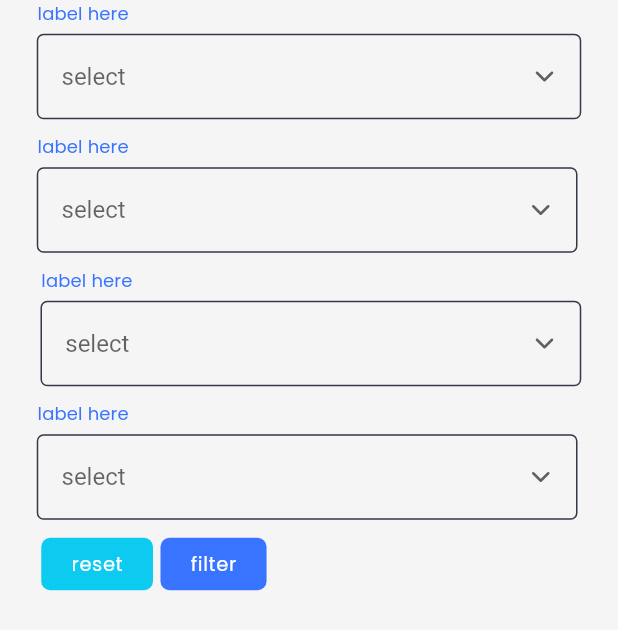
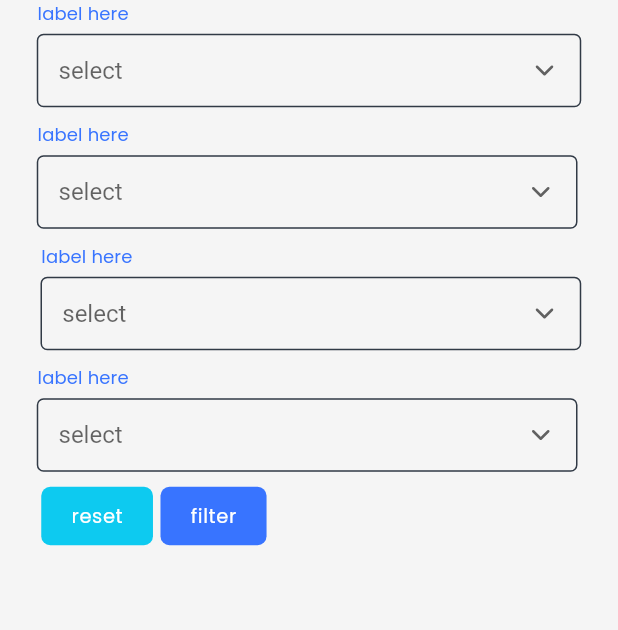
Before and after one commit to Amina-UC-Dev/web-test, a Flutter app: the NewsFeedsArticlesFilterWidget widget shown alone on an empty page, opened directly with empty values, on a phone screen of 412 x 824 dp. Shown: the top 630 px of the screen. Run offline on Flutter 3.47's test engine with Material 2 defaults, Android fonts, the phone set to English and light mode, and no system bars; our stand-ins replace flutter_svg, fluttertoast, get, google_fonts, lucide_icons, shared_preferences and 3 more; accounts and stored records are empty; project files that could hold a hidden picture were left out.

Commit message:
updated codes

```diff
--- a/lib/screen/news_feeds/news_feeds_articles/widget/news_feeds_articles_widgets.dart
+++ b/lib/screen/news_feeds/news_feeds_articles/widget/news_feeds_articles_widgets.dart
@@ -230,7 +230,7 @@ class NewsFeedsArticlesFilterWidget extends StatelessWidget {
                               border: outlineInputBorder(dark),
                               enabledBorder: outlineInputBorder(dark),
                               focusedBorder: focusedInputBorder,
-                              contentPadding: MySpacing.all(16),
+                              contentPadding: MySpacing.xy(14, 12),
                               isCollapsed: true,
                               floatingLabelBehavior: FloatingLabelBehavior.never),
                           onChanged: newsFeedsPro.onChangeLabelType)
@@ -248,7 +248,7 @@ class NewsFeedsArticlesFilterWidget extends StatelessWidget {
                   MyButton(
                     onPressed: () {},
                     elevation: 0,
-                    padding: MySpacing.xy(20, 16),
+                    padding: MySpacing.xy(20, 18),
                     backgroundColor: Colours().info,
                     borderRadiusAll: 6,
                     child: Text("reset",
@@ -262,7 +262,7 @@ class NewsFeedsArticlesFilterWidget extends StatelessWidget {
                   MyButton(
                     onPressed: () {},
                     elevation: 0,
-                    padding: MySpacing.xy(20, 16),
+                    padding: MySpacing.xy(20, 18),
                     backgroundColor: Colours().blue,
                     borderRadiusAll: 6,
                     child: Text("filter",
@@ -450,7 +450,7 @@ class FormDummy extends StatelessWidget {
                               border: outlineInputBorder(dark),
                               enabledBorder: outlineInputBorder(dark),
                               focusedBorder: focusedInputBorder,
-                              contentPadding: MySpacing.all(16),
+                              contentPadding: MySpacing.xy(15, 14),
                               isCollapsed: true,
                               floatingLabelBehavior: FloatingLabelBehavior.never),
                           onChanged: newsFeedsPro.onChangeLabelType,
--- a/lib/screen/reports/user_registration_report/widget/user_registration_report_widgets.dart
+++ b/lib/screen/reports/user_registration_report/widget/user_registration_report_widgets.dart
@@ -126,7 +126,7 @@ class UserRegistartionReportFilterWidget extends StatelessWidget {
                                 border: outlineInputBorder(dark),
                                 enabledBorder: outlineInputBorder(dark),
                                 focusedBorder: focusedInputBorder,
-                                contentPadding: MySpacing.all(16),
+                                contentPadding: MySpacing.xy(14, 12),
                                 isCollapsed: true,
                                 floatingLabelBehavior: FloatingLabelBehavior.never),
                             onChanged: userRgistrationPro.onChangeLabelType),
@@ -137,7 +137,7 @@ class UserRegistartionReportFilterWidget extends StatelessWidget {
                 child: MyButton(
                   onPressed: () {},
                   elevation: 0,
-                  padding: MySpacing.xy(20, 16),
+                  padding: MySpacing.xy(20, 18),
                   backgroundColor: Colours().blue,
                   borderRadiusAll: 6,
                   child: Text("filter",
```
